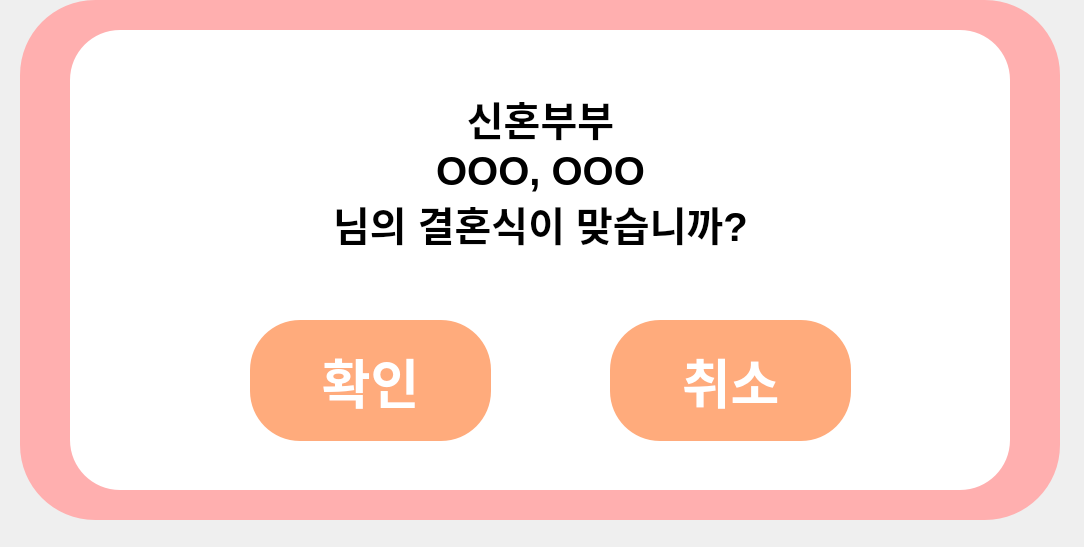
The window that IoT/Jinuk/GUI/QT_screens_UI/chk_Dialog.ui (2diotodo/wedding101) describes before a commit, drawn with Qt 5.
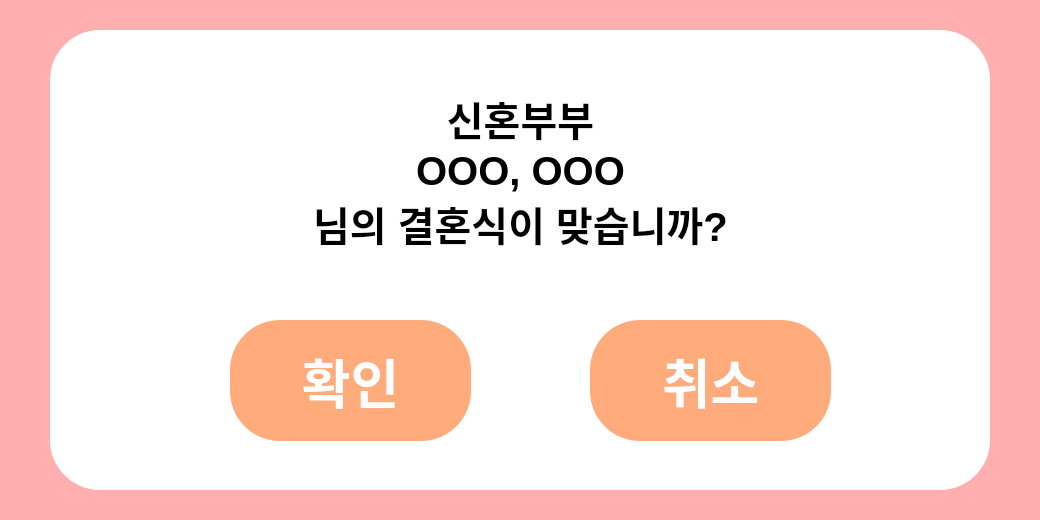
The same window after the commit.

Commit message: IoT : Jinuk GUI 수정

Diff of the .ui file:
```diff
--- a/IoT/Jinuk/GUI/QT_screens_UI/chk_Dialog.ui
+++ b/IoT/Jinuk/GUI/QT_screens_UI/chk_Dialog.ui
@@ -9,27 +9,15 @@
    <rect>
     <x>0</x>
     <y>0</y>
-    <width>1084</width>
-    <height>547</height>
-   </rect>
-  </property>
-  <property name="windowTitle">
-   <string>Dialog</string>
-  </property>
-  <property name="styleSheet">
-   <string notr="true"/>
-  </property>
-  <widget class="QWidget" name="chk_widget" native="true">
-   <property name="geometry">
-    <rect>
-     <x>20</x>
-     <y>0</y>
      <width>1040</width>
      <height>520</height>
     </rect>
    </property>
+  <property name="windowTitle">
+   <string>Dialog</string>
+  </property>
    <property name="styleSheet">
-    <string notr="true">background: #FFAFAF; border-radius: 75px;</string>
+   <string notr="true">background:#FFAFAF;</string>
    </property>
    <widget class="QFrame" name="chk_D_frame">
     <property name="geometry">
@@ -49,7 +37,7 @@
     <property name="frameShadow">
      <enum>QFrame::Raised</enum>
     </property>
-    <widget class="QPushButton" name="chk_D_button_1">
+   <widget class="QPushButton" name="chk_D_button_3">
      <property name="geometry">
       <rect>
        <x>180</x>
@@ -65,13 +53,13 @@
       </font>
      </property>
      <property name="styleSheet">
-      <string notr="true">background: #FFAB7C;color: white;</string>
+     <string notr="true">background: #FFAB7C;color: #FFFFFF;</string>
      </property>
      <property name="text">
       <string>확인</string>
      </property>
     </widget>
-    <widget class="QPushButton" name="chk_D_button_2">
+   <widget class="QPushButton" name="chk_D_button_4">
      <property name="geometry">
       <rect>
        <x>540</x>
@@ -87,13 +75,13 @@
       </font>
      </property>
      <property name="styleSheet">
-      <string notr="true">background: #FFAB7C;color: white;</string>
+     <string notr="true">background: #FFAB7C;color: #FFFFFF;</string>
      </property>
      <property name="text">
       <string>취소</string>
      </property>
     </widget>
-    <widget class="QLabel" name="chk_D_label">
+   <widget class="QLabel" name="chk_D_label_2">
      <property name="geometry">
       <rect>
        <x>230</x>
@@ -119,7 +107,6 @@
     </widget>
    </widget>
   </widget>
- </widget>
  <resources/>
  <connections>
   <connection>
```
Left out of the diff: 20 changed lines with no effect on the pictures. Lines whose indentation alone changed are shown as unchanged. The commit also changes 7 other files.
